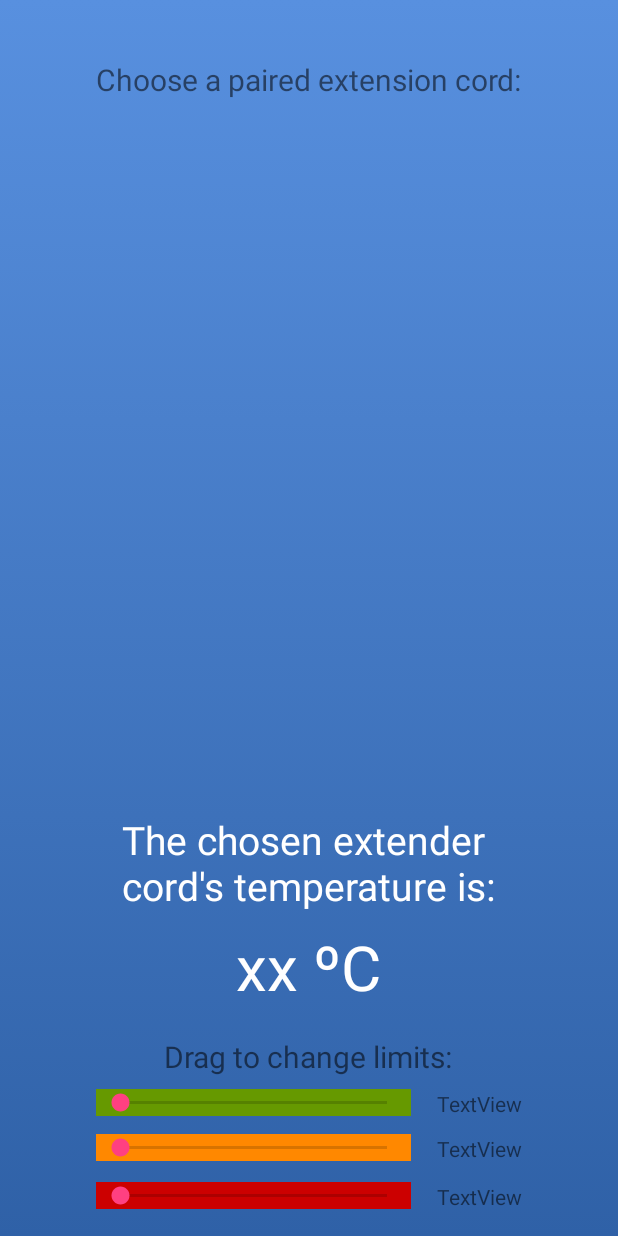
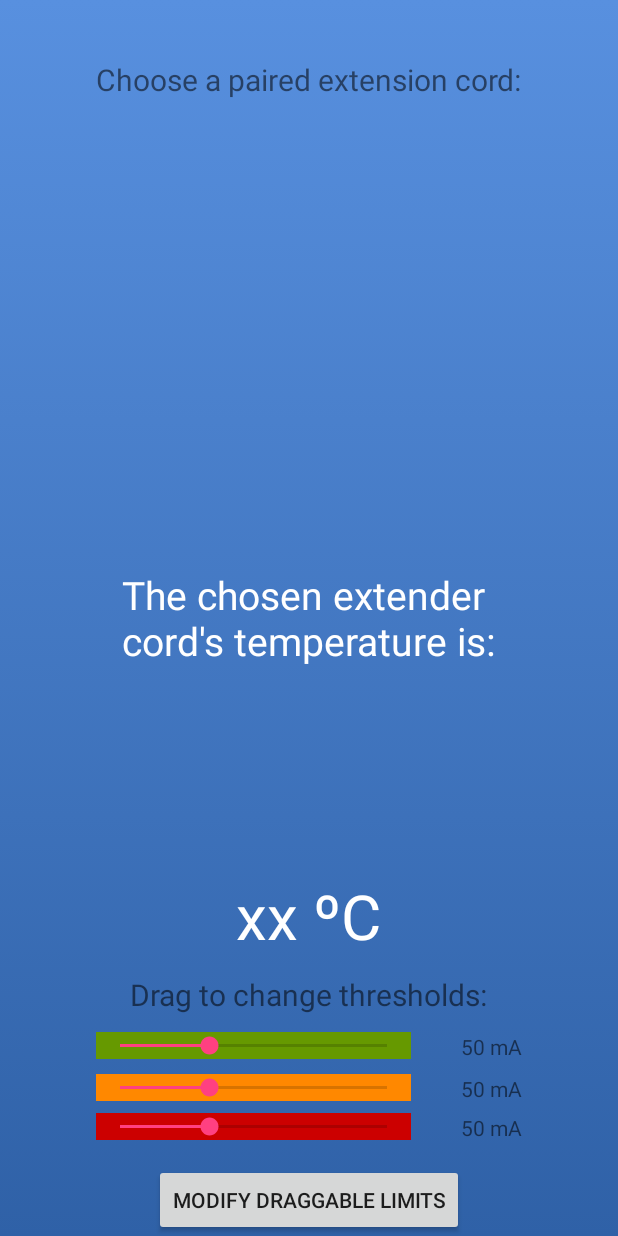
Before and after one commit to Artur112/Hospital_Monitoring, an Android app: the MainActivity screen opened directly, with no data from a screen before it, on a phone screen of 412 x 824 dp. Run offline under Robolectric (Android 15) with nearby library versions, the phone set to English and light mode, and no system bars; our stand-ins replace sdp/ssp sizes.

Commit message:
Adding popupwindow to edit the limits of the seekbars

```diff
--- a/app/src/main/java/com/extcord/jg3215/ecc/MainActivity.java
+++ b/app/src/main/java/com/extcord/jg3215/ecc/MainActivity.java
@@ -21,12 +21,17 @@ import android.support.v4.content.ContextCompat;
 import android.support.v7.app.AppCompatActivity;
 import android.os.Bundle;
 import android.util.Log;
+import android.view.Gravity;
+import android.view.LayoutInflater;
 import android.view.View;
 import android.widget.AdapterView;
 import android.widget.ArrayAdapter;
 import android.widget.Button;
 import android.widget.CheckBox;
 import android.widget.ListView;
+import android.widget.PopupWindow;
+import android.widget.RelativeLayout;
+import android.widget.SeekBar;
 import android.widget.TextView;
 import android.widget.Toast;
 
@@ -43,6 +48,7 @@ public class MainActivity extends AppCompatActivity {
     // GUI Components
     private TextView mBluetoothStatus;
     private TextView mReadBuffer;
+
     private BluetoothAdapter mBTAdapter;
     private Set<BluetoothDevice> mPairedDevices;
     private ArrayAdapter<String> mBTArrayAdapter;
@@ -65,6 +71,102 @@ public class MainActivity extends AppCompatActivity {
     protected void onCreate(Bundle savedInstanceState) {
         super.onCreate(savedInstanceState);
         setContentView(R.layout.activity_main);
+
+        SeekBar GreenSeekBar = findViewById(R.id.seekBarGreen);
+        SeekBar OrangeSeekBar = findViewById(R.id.seekBarOrange);
+        SeekBar RedSeekBar = findViewById(R.id.seekBarRed);
+        TextView textViewGreen = findViewById(R.id.textViewgreen);
+        TextView textViewOrange = findViewById(R.id.textVieworange);
+        TextView textViewRed = findViewById(R.id.textViewred);
+        textViewGreen.setText(Integer.toString(GreenSeekBar.getProgress())+ " mA");
+        textViewOrange.setText(Integer.toString(OrangeSeekBar.getProgress())+ " mA");
+        textViewRed.setText(Integer.toString(RedSeekBar.getProgress())+ " mA");
+        GreenSeekBar.setMax(150);
+        RedSeekBar.setMax(150);
+        OrangeSeekBar.setMax(150);
+
+        GreenSeekBar.setOnSeekBarChangeListener(new SeekBar.OnSeekBarChangeListener() {
+            int progressChangedValue = 0;
+            TextView textViewGreen = findViewById(R.id.textViewgreen);
+            public void onProgressChanged(SeekBar seekBar, int progress, boolean fromUser) {
+                progressChangedValue = progress;
+                String temp = Integer.toString(progressChangedValue) + " mA";
+                textViewGreen.setText(temp);
+            }
+            public void onStartTrackingTouch(SeekBar seekBar) {
+                // TODO Auto-generated method stub
+            }
+            public void onStopTrackingTouch(SeekBar seekBar) {
+                String temp = Integer.toString(progressChangedValue) + " mA";
+                textViewGreen.setText(temp);
+            }
+        });
+
+        OrangeSeekBar.setOnSeekBarChangeListener(new SeekBar.OnSeekBarChangeListener() {
+            int progressChangedValue = 0;
+            TextView textViewOrange = findViewById(R.id.textVieworange);
+            public void onProgressChanged(SeekBar seekBar, int progress, boolean fromUser) {
+                progressChangedValue = progress;
+                String temp = Integer.toString(progressChangedValue) + " mA";
+                textViewOrange.setText(temp);
+            }
+            public void onStartTrackingTouch(SeekBar seekBar) {
+                // TODO Auto-generated method stub
+            }
+            public void onStopTrackingTouch(SeekBar seekBar) {
+                String temp = Integer.toString(progressChangedValue) + " mA";
+                textViewOrange.setText(temp);
+            }
+        });
+
+        RedSeekBar.setOnSeekBarChangeListener(new SeekBar.OnSeekBarChangeListener() {
+            int progressChangedValue = 0;
+            TextView textViewRed = findViewById(R.id.textViewred);
+            public void onProgressChanged(SeekBar seekBar, int progress, boolean fromUser) {
+                progressChangedValue = progress;
+                String temp = Integer.toString(progressChangedValue) + " mA";
+                textViewRed.setText(temp);
+            }
+            public void onStartTrackingTouch(SeekBar seekBar) {
+                // TODO Auto-generated method stub
+            }
+            public void onStopTrackingTouch(SeekBar seekBar) {
+                String temp = Integer.toString(progressChangedValue) + " mA";
+                textViewRed.setText(temp);
+            }
+        });
+
+        final Button btnOpenPopup = (Button)findViewById(R.id.modifylimits);
+        btnOpenPopup.setOnClickListener(new Button.OnClickListener(){
+            @Override
+            public void onClick(View arg0) {
+                LayoutInflater layoutInflater = (LayoutInflater)getBaseContext().getSystemService(LAYOUT_INFLATER_SERVICE);
+                View popupView = layoutInflater.inflate(R.layout.modifypopupwindow, null);
+                final PopupWindow popupWindow = new PopupWindow(
+                        popupView,
+                        RelativeLayout.LayoutParams.WRAP_CONTENT,
+                        RelativeLayout.LayoutParams.WRAP_CONTENT);
+
+                Button btnOK = popupView.findViewById(R.id.ok);
+                btnOK.setOnClickListener(new Button.OnClickListener(){
+                    @Override
+                    public void onClick(View v) {
+                        // TODO Auto-generated method stub
+                        popupWindow.dismiss();
+                    }});
+
+                Button btnDismiss = popupView.findViewById(R.id.cancel);
+                btnDismiss.setOnClickListener(new Button.OnClickListener(){
+                    @Override
+                    public void onClick(View v) {
+                        // TODO Auto-generated method stub
+                        popupWindow.dismiss();
+                    }});
+
+                popupWindow.showAtLocation(arg0, Gravity.CENTER, 0, 0);
+            }
+        });
+
 
         mBTArrayAdapter = new ArrayAdapter<String>(this,android.R.layout.simple_list_item_1);
         mBTAdapter = BluetoothAdapter.getDefaultAdapter(); // get a handle on the bluetooth radio
--- a/app/src/main/res/layout/activity_main.xml
+++ b/app/src/main/res/layout/activity_main.xml
@@ -17,12 +17,20 @@
         app:layout_constraintTop_toTopOf="parent"
         app:layout_constraintVertical_bias="0.0">
 
+        <Button
+            android:id="@+id/modifylimits"
+            android:layout_width="wrap_content"
+            android:layout_height="wrap_content"
+            android:layout_alignParentBottom="true"
+            android:layout_centerHorizontal="true"
+            android:text="Modify draggable limits" />
+
         <TextView
             android:id="@+id/textViewgreen"
             android:layout_width="wrap_content"
             android:layout_height="wrap_content"
             android:layout_alignEnd="@+id/textView5"
-            android:layout_alignTop="@+id/seekBar2"
+            android:layout_alignTop="@+id/seekBarGreen"
             android:text="TextView" />
 
         <TextView
@@ -30,7 +38,7 @@
             android:layout_width="wrap_content"
             android:layout_height="wrap_content"
             android:layout_alignEnd="@+id/textView5"
-            android:layout_alignTop="@+id/seekBar3"
+            android:layout_alignTop="@+id/seekBarOrange"
             android:text="TextView" />
 
         <TextView
@@ -38,7 +46,7 @@
             android:layout_width="wrap_content"
             android:layout_height="wrap_content"
             android:layout_alignEnd="@+id/textView5"
-            android:layout_alignTop="@+id/seekBar"
+            android:layout_alignTop="@+id/seekBarRed"
             android:text="TextView" />
 
         <TextView
@@ -47,36 +55,39 @@
             android:layout_height="wrap_content"
             android:layout_alignParentBottom="true"
             android:layout_centerHorizontal="true"
-            android:layout_marginBottom="106dp"
-            android:text="Drag to change limits:"
+            android:layout_marginBottom="147dp"
+            android:text="Drag to change thresholds:"
             android:textSize="20sp" />
 
         <SeekBar
-            android:id="@+id/seekBar3"
+            android:id="@+id/seekBarOrange"
             android:layout_width="210dp"
             android:layout_height="wrap_content"
             android:layout_alignParentBottom="true"
             android:layout_alignStart="@+id/textView5"
-            android:layout_marginBottom="50dp"
-            android:background="@android:color/holo_orange_dark" />
+            android:layout_marginBottom="90dp"
+            android:background="@android:color/holo_orange_dark"
+            android:progress="50" />
 
         <SeekBar
-            android:id="@+id/seekBar2"
+            android:id="@+id/seekBarGreen"
             android:layout_width="210dp"
             android:layout_height="wrap_content"
             android:layout_alignParentBottom="true"
             android:layout_alignStart="@+id/textView5"
-            android:layout_marginBottom="80dp"
-            android:background="@android:color/holo_green_dark" />
+            android:layout_marginBottom="118dp"
+            android:background="@android:color/holo_green_dark"
+            android:progress="50" />
 
         <SeekBar
-            android:id="@+id/seekBar"
+            android:id="@+id/seekBarRed"
             android:layout_width="210dp"
             android:layout_height="wrap_content"
             android:layout_alignParentBottom="true"
             android:layout_alignStart="@+id/textView5"
-            android:layout_marginBottom="18dp"
-            android:background="@android:color/holo_red_dark" />
+            android:layout_marginBottom="64dp"
+            android:background="@android:color/holo_red_dark"
+            android:progress="50" />
 
         <TextView
             android:id="@+id/textView5"
@@ -92,9 +103,7 @@
         <TextView
             android:layout_width="wrap_content"
             android:layout_height="wrap_content"
-            android:layout_alignParentBottom="true"
-            android:layout_centerHorizontal="true"
-            android:layout_marginBottom="216dp"
+            android:layout_centerInParent="true"
             android:text="The chosen extender \ncord's temperature is:"
             android:textColor="#FFF"
             android:textSize="@dimen/_20ssp" />
@@ -104,7 +113,7 @@
             android:layout_height="wrap_content"
             android:layout_alignParentBottom="true"
             android:layout_centerHorizontal="true"
-            android:layout_marginBottom="152dp"
+            android:layout_marginBottom="186dp"
             android:text="xx ºC"
             android:textColor="#FFF"
             android:textSize="@dimen/_32ssp" />
```
Also changed, not shown: app/src/main/res/layout/modifypopupwindow.xml (added, +178 -0 lines).
